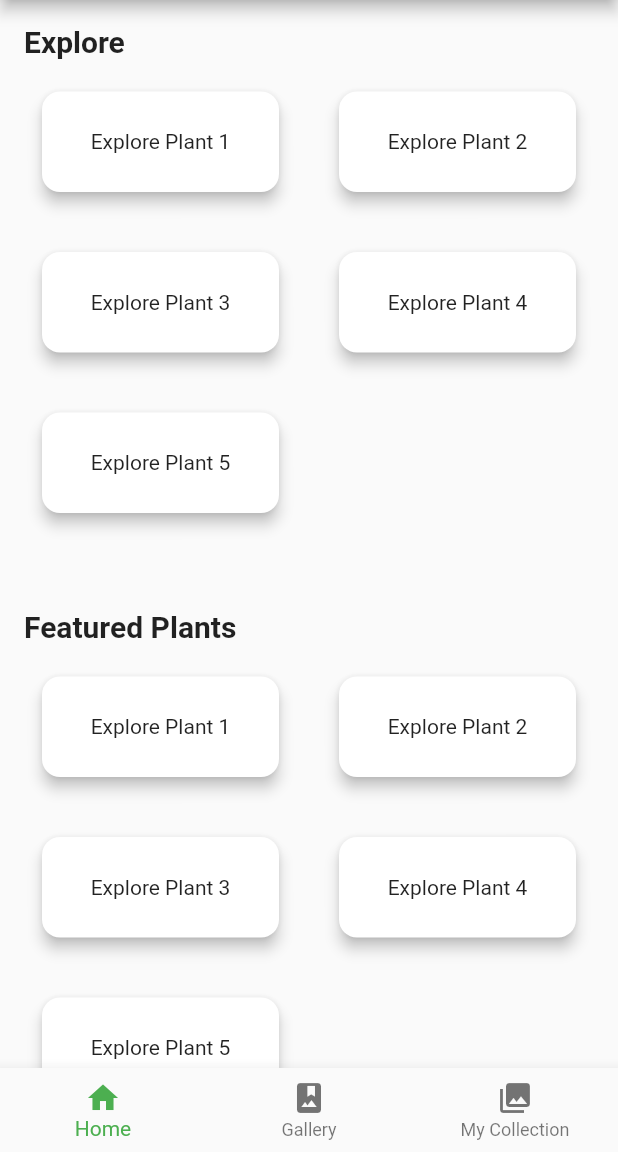
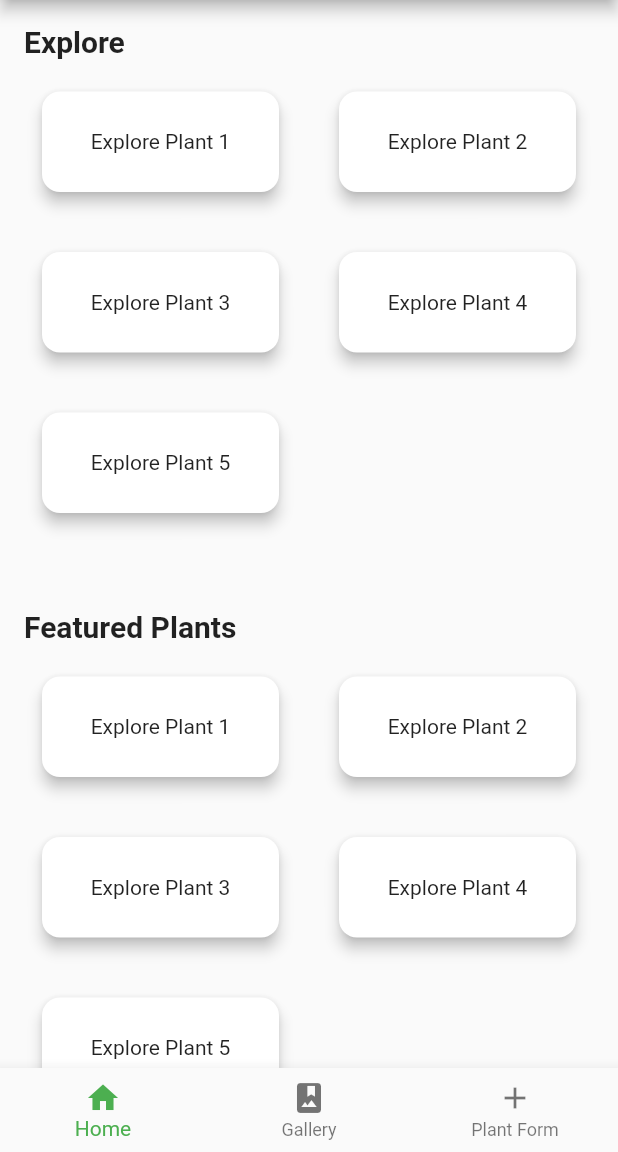
Before and after one commit to Davidwk123/CPSC-4250-PlantMama, a Flutter app: the screen it shows after launch, on a phone screen of 412 x 824 dp, the part 84-1236 px from its top. Run offline on Flutter 3.47's test engine with Material 2 defaults, Android fonts, the phone set to English and light mode, and no system bars; our stand-ins replace go_router.

Commit message:
Refactored main and home_page

```diff
--- a/lib/home_page.dart
+++ b/lib/home_page.dart
@@ -1,4 +1,8 @@
 import 'package:flutter/material.dart';
+import 'package:plant_mama/add_plant_form.dart';
+import 'package:plant_mama/plant_gallery_page.dart';
+import 'package:plant_mama/plant_view_model.dart';
+import 'package:provider/provider.dart';
 // Import GalleryPage and MyCollectionPage widgets
 // import 'gallery_page.dart';
 // import 'my_collection_page.dart';
@@ -13,12 +17,6 @@ class HomePage extends StatefulWidget {
 class _HomePageState extends State<HomePage> {
   int _selectedIndex = 0;
 
-  static List<Widget> _pages = <Widget>[
-    const Home(),
-    //const GalleryPage(),
-    //const MyCollectionPage(),
-  ];
-
   void _onItemTapped(int index) {
     setState(() {
       _selectedIndex = index;
@@ -27,11 +25,18 @@ class _HomePageState extends State<HomePage> {
 
   @override
   Widget build(BuildContext context) {
+    final plantViewModel = context.watch<PlantViewModel>();
+    List<Widget> pages = <Widget>[
+      const Home(),
+      const PlantGalleryPage(),
+      AddPlantForm(plantViewModel: plantViewModel)
+
+    ];
     return Scaffold(
       appBar: AppBar(
-        title: Text('Plant Mama'),
+        title: const Text('Plant Mama'),
       ),
-      body: _pages[_selectedIndex],
+      body: pages[_selectedIndex],
       bottomNavigationBar: BottomNavigationBar(
         items: const <BottomNavigationBarItem>[
           BottomNavigationBarItem(
@@ -43,8 +48,8 @@ class _HomePageState extends State<HomePage> {
             label: 'Gallery',
           ),
           BottomNavigationBarItem(
-            icon: Icon(Icons.collections),
-            label: 'My Collection',
+            icon: Icon(Icons.add),
+            label: 'Plant Form',
           ),
         ],
         currentIndex: _selectedIndex,
--- a/lib/main.dart
+++ b/lib/main.dart
@@ -1,7 +1,8 @@
 import 'package:flutter/material.dart';
 import 'package:go_router/go_router.dart';
 import 'package:plant_mama/home_page.dart';
-import 'package:plant_mama/plant_gallery_page.dart';
+import 'package:plant_mama/plant_view_model.dart';
+import 'package:provider/provider.dart';
 
 void main() {
   runApp(const MyApp());
@@ -24,12 +25,16 @@ class MyApp extends StatelessWidget {
   // This widget is the root of your application.
   @override
   Widget build(BuildContext context) {
-    return MaterialApp.router(
-      title: 'Flutter Demo',
-      theme: ThemeData(
-        primarySwatch: Colors.green,
-      ),
-      routerConfig: router,
+    return ChangeNotifierProvider(
+        create: (context) => PlantViewModel(),
+        child: MaterialApp.router(
+          title: 'Flutter Demo',
+          debugShowCheckedModeBanner: false,
+          theme: ThemeData(
+            primarySwatch: Colors.green,
+          ),
+          routerConfig: router,
+        )
     );
   }
 }
```
